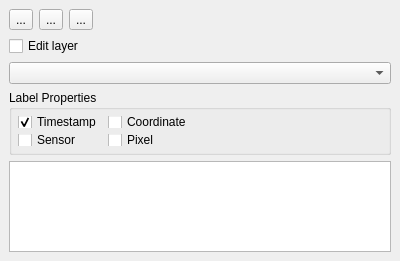
Before: the Qt Designer form timeseriesviewer/ui/labelingdock.ui in jakimowb/eo-time-series-viewer, drawn with Qt 5.
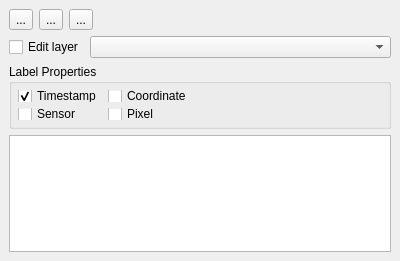
After: the same form once the commit is applied. Icons and pictures are not drawn. Custom widgets are drawn as their Qt base class.

The edit to the form file:
```diff
--- a/timeseriesviewer/ui/labelingdock.ui
+++ b/timeseriesviewer/ui/labelingdock.ui
@@ -77,6 +77,14 @@
      </layout>
     </item>
     <item>
+     <layout class="QHBoxLayout" name="horizontalLayout">
+      <property name="spacing">
+       <number>6</number>
+      </property>
+      <property name="topMargin">
+       <number>0</number>
+      </property>
+      <item>
      <widget class="QCheckBox" name="checkBox">
       <property name="text">
        <string>Edit layer</string>
@@ -84,7 +92,16 @@
      </widget>
     </item>
     <item>
-     <widget class="QgsMapLayerComboBox" name="mMapLayerComboBox"/>
+       <widget class="QgsMapLayerComboBox" name="mMapLayerComboBox">
+        <property name="sizePolicy">
+         <sizepolicy hsizetype="Preferred" vsizetype="Fixed">
+          <horstretch>1</horstretch>
+          <verstretch>0</verstretch>
+         </sizepolicy>
+        </property>
+       </widget>
+      </item>
+     </layout>
     </item>
     <item>
      <widget class="QGroupBox" name="groupBoxLabelProperties">
```
Left out of the diff: 2 changed lines with no effect on the pictures. Lines whose indentation alone changed are shown as unchanged.
